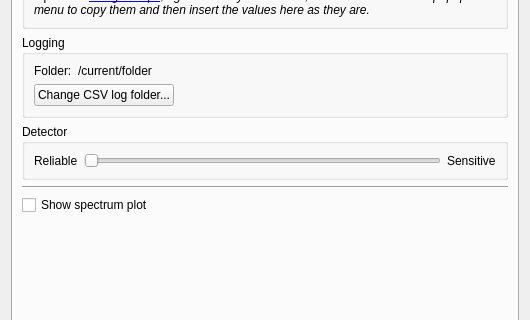
Before: the Qt Designer form gui/setupdialog.ui in KejPi/AbracaDABra, drawn with Qt 5; both pictures show x 0 to 530 and y 271 to 591 of the 530 by 762 pixel window.
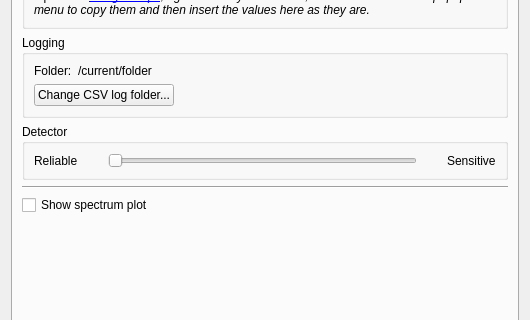
After: the same form once the commit is applied. The open tabs and pages were chosen to show the change. Custom widgets are drawn as their Qt base class.

Commit message: Settings dialog layout alignment

What changed in the file:
```diff
--- a/gui/setupdialog.ui
+++ b/gui/setupdialog.ui
@@ -2365,6 +2365,9 @@
           <string>Detector</string>
          </property>
          <layout class="QHBoxLayout" name="horizontalLayout_8">
+          <property name="spacing">
+           <number>30</number>
+          </property>
           <item>
            <widget class="QLabel" name="tiiReliableLabel">
             <property name="text">
```
Left out of the diff: 4 changed lines with no effect on the pictures.
